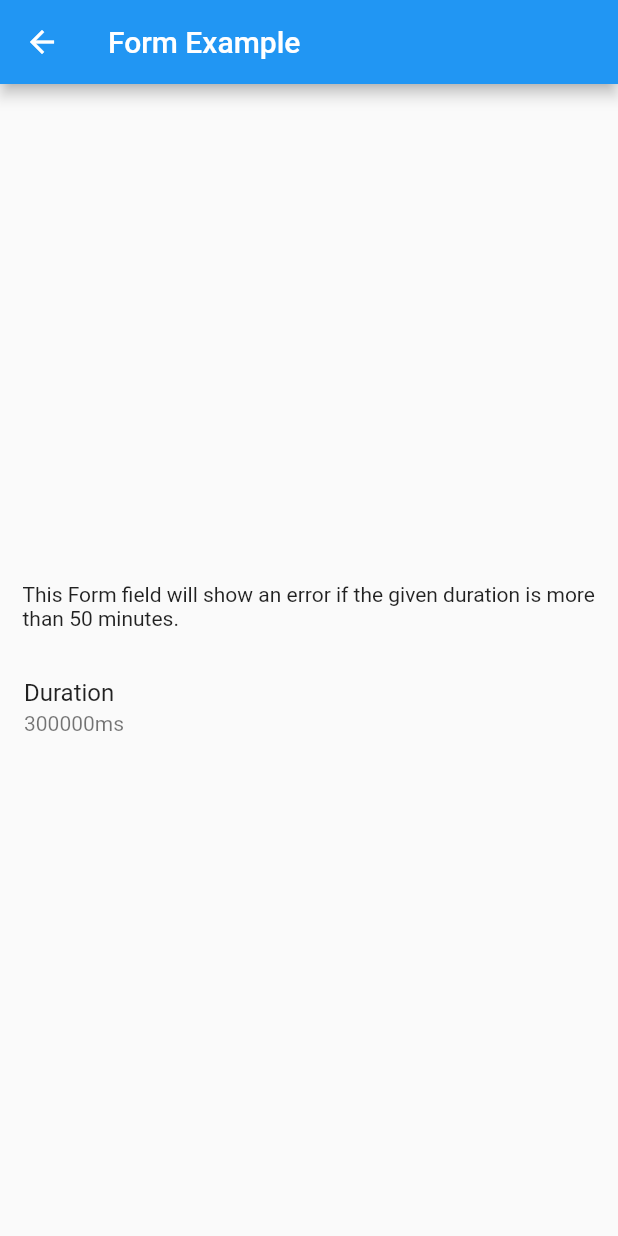
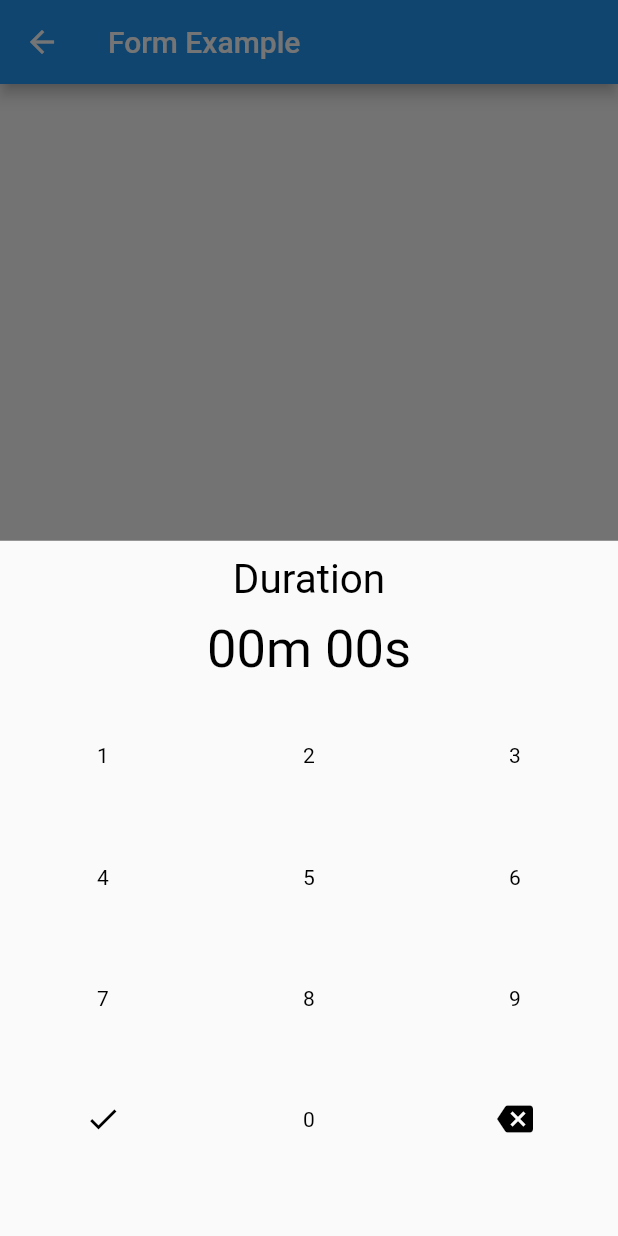
Before and after one commit to kiesman99/bottom_sheet_duration_picker, a Flutter app: the FormExamplePage screen opened directly, after a tap on "Duration", on a phone screen of 412 x 824 dp. Run offline on Flutter 3.47's test engine with Material 2 defaults, Android fonts, the phone set to English and light mode, and no system bars.

Commit message:
Set default value

```diff
--- a/lib/src/modal/time_picker_bottom_sheet.dart
+++ b/lib/src/modal/time_picker_bottom_sheet.dart
@@ -46,6 +46,10 @@
     bool isDismissible = true,
     bool enableDrag = true,
     String label}) async {
+  if (themeData == null) {
+    themeData = BottomSheetDurationPickerThemeData();
+  }
+
   Widget labelWidget = Container();
   if (label != null && label.isNotEmpty) {
     labelWidget = Padding(
@@ -106,7 +110,6 @@
                       } else if (i == 11) {
                         return InkWell(
                             onTap: () {
-                              print('0');
                               if (count != 4) {
                                 elements = shiftRight(elements);
                                 elements[0] = 0;
--- a/lib/src/theme/bottom_sheet_duration_picker_theme_data.dart
+++ b/lib/src/theme/bottom_sheet_duration_picker_theme_data.dart
@@ -49,7 +49,7 @@
 
   BottomSheetDurationPickerThemeData(
       {this.bottomSheetThemeData = const BottomSheetThemeData(),
-      this.dialpadTextStyle = const TextStyle(),
+      this.dialpadTextStyle = const TextStyle(color: Colors.black),
       this.labelStyle = const TextStyle(color: Colors.black, fontSize: 27.0),
       this.pickedDurationTextStyle =
           const TextStyle(color: Colors.black, fontSize: 35.0),
```
